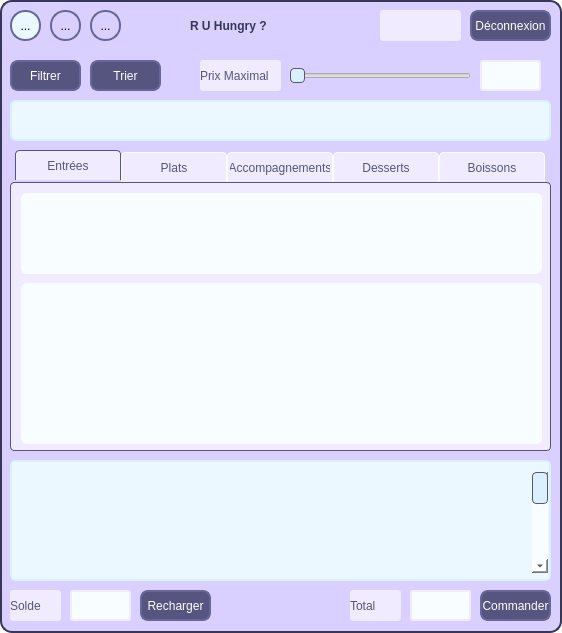
The window that mainwindow.ui (GD-Github/R-U-Hungry-) describes before a commit, drawn with Qt 5.
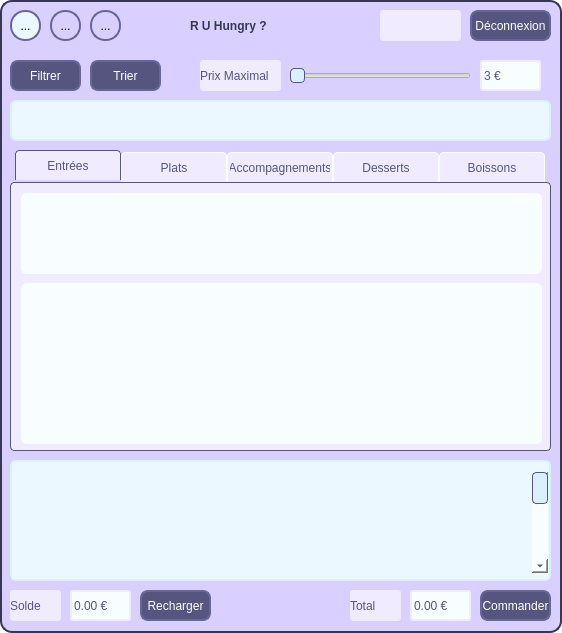
The same window after the commit. Icons and pictures are not drawn.

Commit message: Le slider pour le prix maximal affiche le prix

```diff
--- a/mainwindow.ui
+++ b/mainwindow.ui
@@ -605,6 +605,9 @@
       <height>31</height>
      </rect>
     </property>
+    <property name="text">
+     <string>3 €</string>
+    </property>
    </widget>
    <widget class="QSlider" name="maxPriceSlider">
     <property name="geometry">
@@ -667,6 +670,9 @@
       <height>31</height>
      </rect>
     </property>
+    <property name="text">
+     <string>0.00 €</string>
+    </property>
    </widget>
    <widget class="QPushButton" name="rechargeBtn">
     <property name="geometry">
@@ -703,6 +709,9 @@
       <height>31</height>
      </rect>
     </property>
+    <property name="text">
+     <string>0.00 €</string>
+    </property>
    </widget>
    <widget class="QPushButton" name="commandBtn">
     <property name="geometry">
```
Left out of the diff: 9 changed lines with no effect on the pictures. The commit also changes 2 other files.
